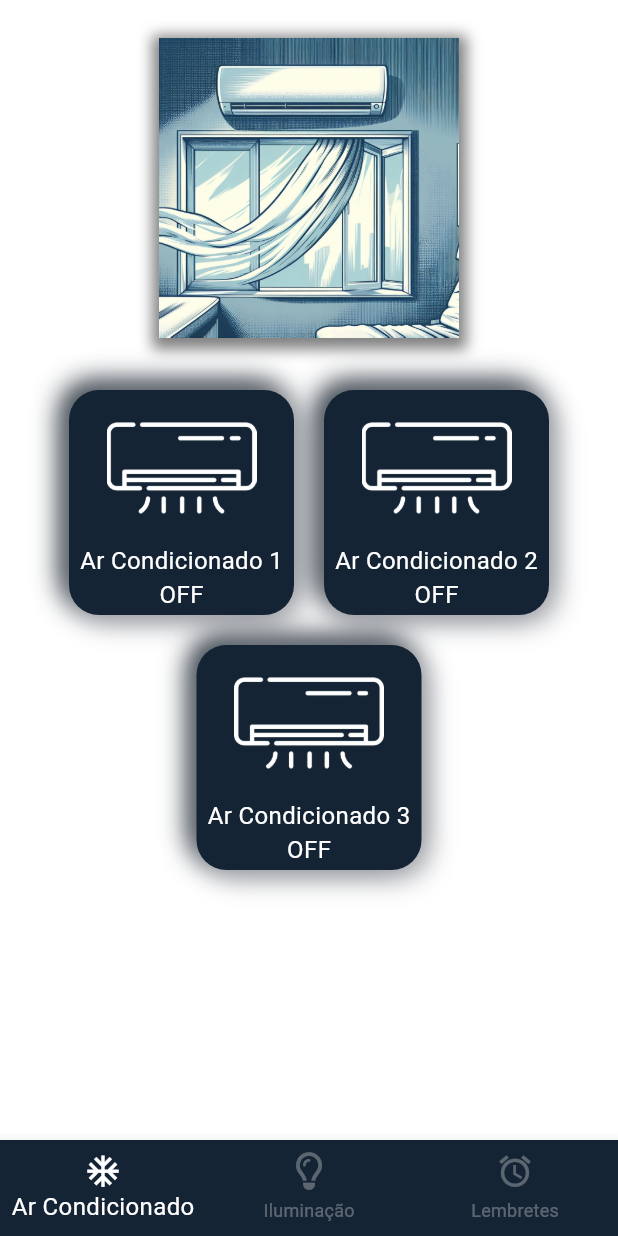
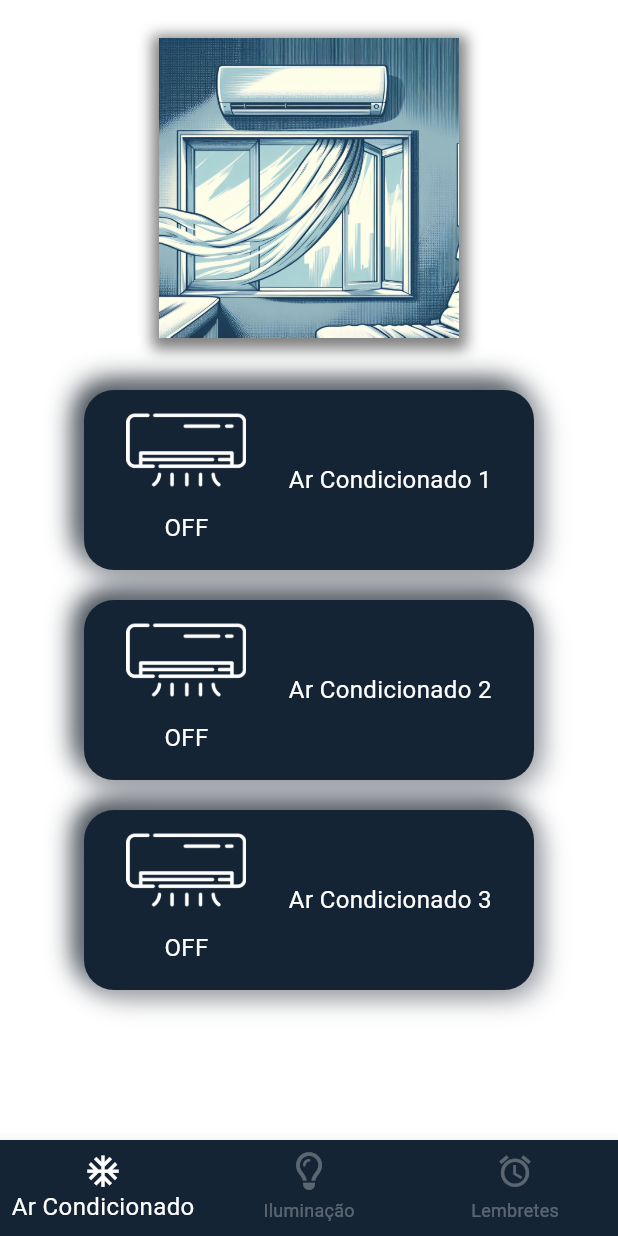
Before and after one commit to Mattheus-Smith/appautomacao, a Flutter app: the screen it shows after launch, on a phone screen of 412 x 824 dp. Run offline on Flutter 3.47's test engine with Material 3 defaults, Android fonts, the phone set to English and light mode, and no system bars; our stand-ins replace font_awesome_flutter.

Commit message:
itens um abaixo do outro

```diff
--- a/lib/pages/ArCondicionadoPage.dart
+++ b/lib/pages/ArCondicionadoPage.dart
@@ -21,8 +21,8 @@ class _ArConficionadoPage extends State<ArConficionadoPage>{
   @override
   Widget build(BuildContext context) {
     Offset distance = Offset(5, 5);
-    double altBtns = 150;
-    double larBtns = 150;
+    double altBtns = 120;
+    double larBtns = 300;
     //=========btn 1
     double blur1 = isPressed1 ? 15.0 : 25.0;
     Color cor1 = isPressed1 ? Color(0xFF142434) : Color(0xFF0c151f);
@@ -85,20 +85,33 @@ class _ArConficionadoPage extends State<ArConficionadoPage>{
                             )
                           ],
                         ),
-                        child: Column(
-                          mainAxisAlignment: MainAxisAlignment.center,
+                        child: Row(
+                          mainAxisAlignment: MainAxisAlignment.spaceEvenly,
+
                           children: [
-                            Container(
-                              child: Image.asset("assets/icons/airconditioner.png", width: 100, color: Colors.white,),
+                            Column(
+                              children: [
+                                Container(
+                                  child: Image.asset("assets/icons/airconditioner.png", width: 80, color: Colors.white,),
+                                ),
+                                Text(texto1, style: TextStyle(fontSize: 16, color: Colors.white),)
+                              ],
                             ),
                             Text("Ar Condicionado 1", style: TextStyle(fontSize: 16, color: Colors.white),),
-                            Text(texto1, style: TextStyle(fontSize: 16, color: Colors.white),)
+
                           ],
                         ),
                       ),
                     ),
                   ),
+                ],
+              ),
 
+              //linha 2
+              Row(
+                mainAxisAlignment: MainAxisAlignment.center,
+                crossAxisAlignment: CrossAxisAlignment.center,
+                children: [
                   Padding(
                     padding: const EdgeInsets.all(10.0),
                     child: GestureDetector(
@@ -122,14 +135,20 @@ class _ArConficionadoPage extends State<ArConficionadoPage>{
                             )
                           ],
                         ),
-                        child: Column(
-                          mainAxisAlignment: MainAxisAlignment.center,
+                        child: Row(
+                          mainAxisAlignment: MainAxisAlignment.spaceEvenly,
+
                           children: [
-                            Container(
-                              child: Image.asset("assets/icons/airconditioner.png", width: 100, color: Colors.white,),
+                            Column(
+                              children: [
+                                Container(
+                                  child: Image.asset("assets/icons/airconditioner.png", width: 80, color: Colors.white,),
+                                ),
+                                Text(texto2, style: TextStyle(fontSize: 16, color: Colors.white),)
+                              ],
                             ),
                             Text("Ar Condicionado 2", style: TextStyle(fontSize: 16, color: Colors.white),),
-                            Text(texto2, style: TextStyle(fontSize: 16, color: Colors.white),)
+
                           ],
                         ),
                       ),
@@ -138,7 +157,7 @@ class _ArConficionadoPage extends State<ArConficionadoPage>{
                 ],
               ),
 
-              //linha 2
+              //linha 3
               Row(
                 mainAxisAlignment: MainAxisAlignment.center,
                 crossAxisAlignment: CrossAxisAlignment.center,
@@ -166,14 +185,20 @@ class _ArConficionadoPage extends State<ArConficionadoPage>{
                             )
                           ],
                         ),
-                        child: Column(
-                          mainAxisAlignment: MainAxisAlignment.center,
+                        child: Row(
+                          mainAxisAlignment: MainAxisAlignment.spaceEvenly,
+
                           children: [
-                            Container(
-                              child: Image.asset("assets/icons/airconditioner.png", width: 100, color: Colors.white,),
+                            Column(
+                              children: [
+                                Container(
+                                  child: Image.asset("assets/icons/airconditioner.png", width: 80, color: Colors.white,),
+                                ),
+                                Text(texto3, style: TextStyle(fontSize: 16, color: Colors.white),)
+                              ],
                             ),
                             Text("Ar Condicionado 3", style: TextStyle(fontSize: 16, color: Colors.white),),
-                            Text(texto3, style: TextStyle(fontSize: 16, color: Colors.white),)
+
                           ],
                         ),
                       ),
@@ -181,6 +206,8 @@ class _ArConficionadoPage extends State<ArConficionadoPage>{
                   ),
                 ],
               ),
+
+
             ],
           ),
         ),
```
